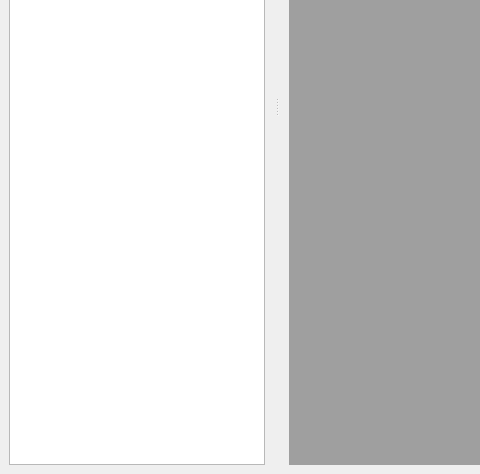
Old version of the form src/windows/RockImageWindow/rockimageui.ui in the repository hereisjohnny2/rock-image-annotation; both pictures show x 0 to 480 and y 299 to 773 of the 1300 by 773 pixel window.
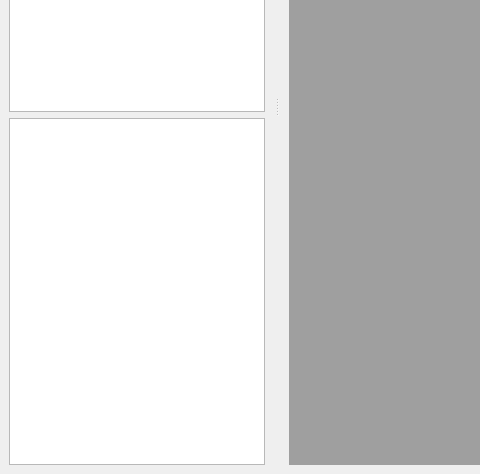
New version of the form. Icons and pictures are not drawn.

Commit message: set tabs closeable

Patch:
```diff
--- a/src/windows/RockImageWindow/rockimageui.ui
+++ b/src/windows/RockImageWindow/rockimageui.ui
@@ -93,6 +93,9 @@
      <item row="0" column="0">
       <widget class="QListWidget" name="imagesList"/>
      </item>
+     <item row="1" column="0">
+      <widget class="QTreeView" name="imagesTreeView"/>
+     </item>
     </layout>
    </widget>
   </widget>
```
Left out of the diff: 22 changed lines with no effect on the pictures.
